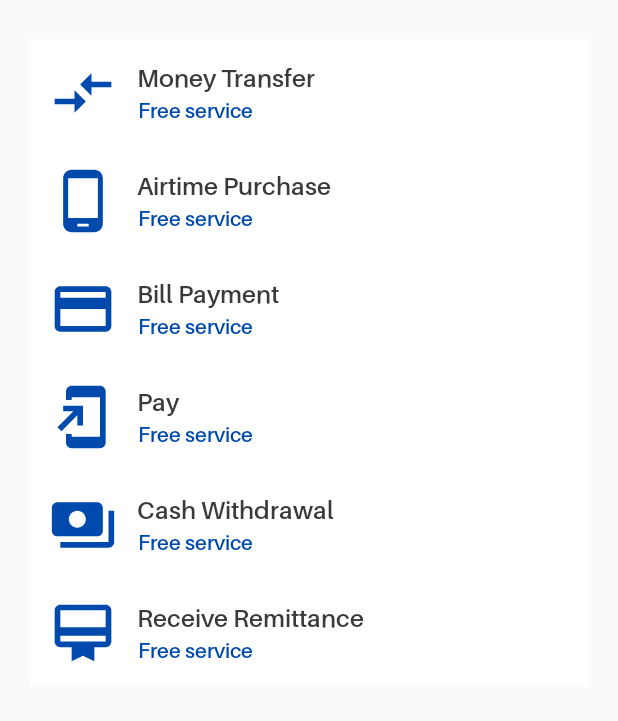
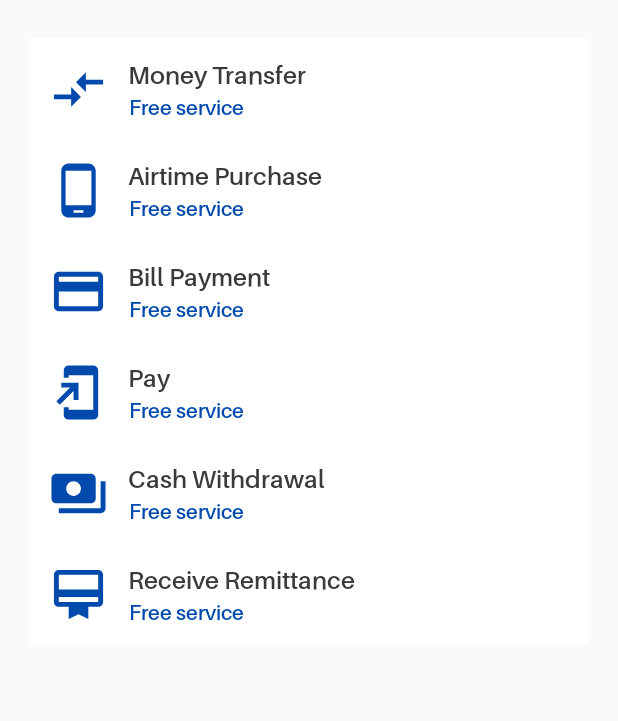
Before and after one commit to SHARIQQUE/cashmoov_subscriber, an Android app: the Fee screen opened directly, with no data from a screen before it, on a phone screen of 412 x 824 dp, the part 309-1030 px from its top. Run offline under Robolectric (Android 15) with nearby library versions, the light colour scheme and no system bars; our stand-ins replace sdp/ssp sizes; libraries missing offline, so code that uses them is left out: com.github.florent37.viewtooltip, com.kaopiz.kprogresshud; 1 statement that could not run was skipped.

Commit message:
commit client feedback changes by abhay

```diff
--- /dev/null
+++ b/app/src/main/res/drawable-anydpi/ic_cashin.xml
@@ -0,0 +1,5 @@
+<vector android:autoMirrored="true" android:height="24dp"
+    android:tint="#004AAD" android:viewportHeight="24"
+    android:viewportWidth="24" android:width="24dp" xmlns:android="http://schemas.android.com/apk/res/android">
+    <path android:fillColor="@android:color/white" android:pathData="M20,11H7.83l5.59,-5.59L12,4l-8,8 8,8 1.41,-1.41L7.83,13H20v-2z"/>
+</vector>
--- /dev/null
+++ b/app/src/main/res/drawable-anydpi/ic_cashout.xml
@@ -0,0 +1,5 @@
+<vector android:autoMirrored="true" android:height="24dp"
+    android:tint="#004AAD" android:viewportHeight="24"
+    android:viewportWidth="24" android:width="24dp" xmlns:android="http://schemas.android.com/apk/res/android">
+    <path android:fillColor="@android:color/white" android:pathData="M12,4l-1.41,1.41L16.17,11H4v2h12.17l-5.58,5.59L12,20l8,-8z"/>
+</vector>
--- a/app/src/main/res/layout/activity_fee.xml
+++ b/app/src/main/res/layout/activity_fee.xml
@@ -94,8 +94,8 @@
                 android:padding="@dimen/_10sdp">
 
                 <ImageView
-                    android:layout_width="@dimen/_35sdp"
-                    android:layout_height="@dimen/_35sdp"
+                    android:layout_width="@dimen/_30sdp"
+                    android:layout_height="@dimen/_30sdp"
                     android:layout_gravity="center_vertical"
                     app:srcCompat="@drawable/ic_moneytransfert" />
 
@@ -143,8 +143,8 @@
                 android:orientation="horizontal">
 
                 <ImageView
-                    android:layout_width="@dimen/_35sdp"
-                    android:layout_height="@dimen/_35sdp"
+                    android:layout_width="@dimen/_30sdp"
+                    android:layout_height="@dimen/_30sdp"
                     app:srcCompat="@drawable/ic_rechargement"
                     android:layout_gravity="center_vertical" />
 
@@ -193,8 +193,8 @@
                 android:orientation="horizontal">
 
                 <ImageView
-                    android:layout_width="@dimen/_35sdp"
-                    android:layout_height="@dimen/_35sdp"
+                    android:layout_width="@dimen/_30sdp"
+                    android:layout_height="@dimen/_30sdp"
                     app:srcCompat="@drawable/ic_baseline_payment_24"
                     android:layout_gravity="center_vertical"/>
 
@@ -243,8 +243,8 @@
                 android:orientation="horizontal">
 
                 <ImageView
-                    android:layout_width="@dimen/_35sdp"
-                    android:layout_height="@dimen/_35sdp"
+                    android:layout_width="@dimen/_30sdp"
+                    android:layout_height="@dimen/_30sdp"
                     app:srcCompat="@drawable/ic_paimentfacture"
                     android:layout_gravity="center_vertical"/>
                 <LinearLayout
@@ -291,8 +291,8 @@
                 android:orientation="horizontal">
 
                 <ImageView
-                    android:layout_width="@dimen/_35sdp"
-                    android:layout_height="@dimen/_35sdp"
+                    android:layout_width="@dimen/_30sdp"
+                    android:layout_height="@dimen/_30sdp"
                     app:srcCompat="@drawable/ic_paymane24"
                     android:layout_gravity="center_vertical"/>
 
@@ -340,8 +340,8 @@
                 android:orientation="horizontal">
 
                 <ImageView
-                    android:layout_width="@dimen/_35sdp"
-                    android:layout_height="@dimen/_35sdp"
+                    android:layout_width="@dimen/_30sdp"
+                    android:layout_height="@dimen/_30sdp"
                     app:srcCompat="@drawable/ic_cashpickup24"
                     android:layout_gravity="center_vertical"/>
 
--- a/app/src/main/res/layout/include_home_screen.xml
+++ b/app/src/main/res/layout/include_home_screen.xml
@@ -105,6 +105,7 @@
 
 
             <LinearLayout
+                android:id="@+id/linClick"
                 android:layout_width="match_parent"
                 android:layout_height="wrap_content"
                 android:layout_marginTop="@dimen/_10sdp"
--- a/app/src/main/res/layout/include_wallet_screen.xml
+++ b/app/src/main/res/layout/include_wallet_screen.xml
@@ -80,6 +80,7 @@
 
 
             <LinearLayout
+                android:id="@+id/linClick"
                 android:layout_width="match_parent"
                 android:layout_height="wrap_content"
                 android:layout_marginTop="@dimen/_15sdp"
--- a/app/src/main/res/layout/item_wallet.xml
+++ b/app/src/main/res/layout/item_wallet.xml
@@ -12,8 +12,8 @@
 
         <ImageView
             android:id="@+id/imgLogo"
-            android:layout_width="@dimen/_35sdp"
-            android:layout_height="@dimen/_35sdp"
+            android:layout_width="@dimen/_30sdp"
+            android:layout_height="@dimen/_30sdp"
             android:layout_gravity="center_vertical"
             app:srcCompat="@drawable/ic_paymane24" />
 
@@ -37,7 +37,7 @@
 
             <LinearLayout
                 android:orientation="horizontal"
-                android:layout_marginTop="10dp"
+                android:layout_marginTop="@dimen/_5sdp"
                 android:layout_width="wrap_content"
                 android:layout_height="wrap_content">
 
```
Also changed, not shown: app/src/main/java/com/estel/cashmoovsubscriberapp/MainActivity.java (+13 -13 lines), app/src/main/java/com/estel/cashmoovsubscriberapp/activity/wallet/WalletScreen.java (+14 -9 lines), app/src/main/java/com/estel/cashmoovsubscriberapp/adapter/MiniStatementTransAdapter.java (+31 -0 lines).
